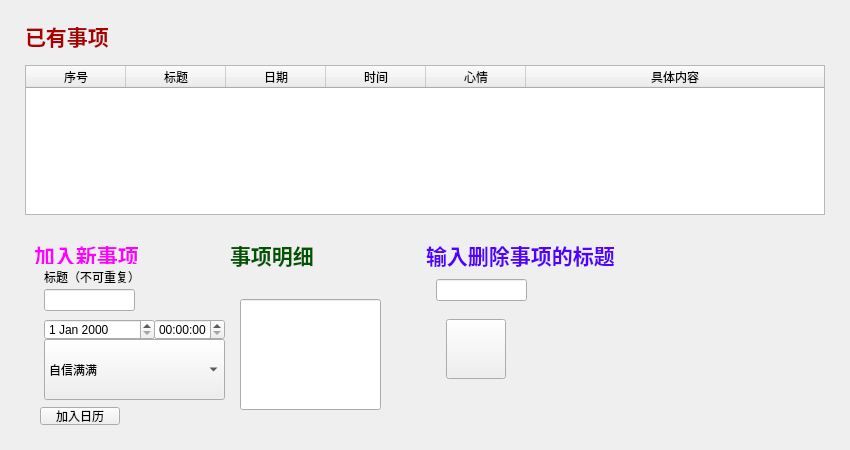
Above: realProgect/modevent.ui from Arthur381/QTproject before the change. Below: the same form after it.
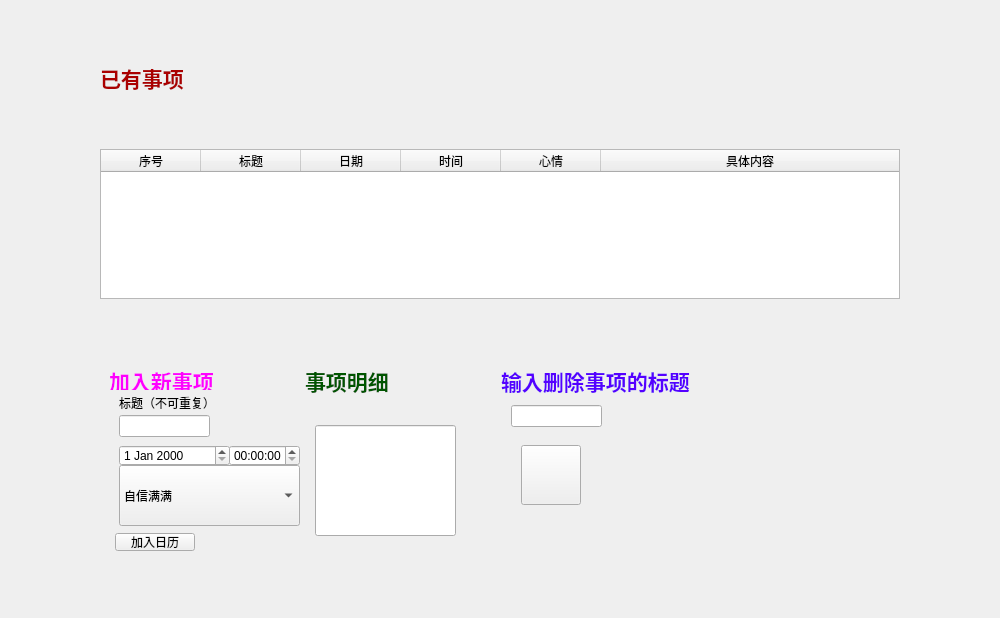
That is the form after the change. Icons and pictures are not drawn.

```diff
--- a/realProgect/modevent.ui
+++ b/realProgect/modevent.ui
@@ -6,20 +6,20 @@
    <rect>
     <x>0</x>
     <y>0</y>
-    <width>850</width>
-    <height>450</height>
+    <width>1000</width>
+    <height>618</height>
    </rect>
   </property>
   <property name="minimumSize">
    <size>
-    <width>850</width>
-    <height>450</height>
+    <width>1000</width>
+    <height>618</height>
    </size>
   </property>
   <property name="maximumSize">
    <size>
-    <width>850</width>
-    <height>450</height>
+    <width>1000</width>
+    <height>618</height>
    </size>
   </property>
   <property name="windowTitle">
```
Left out of the diff: 22 changed lines with no effect on the pictures.
